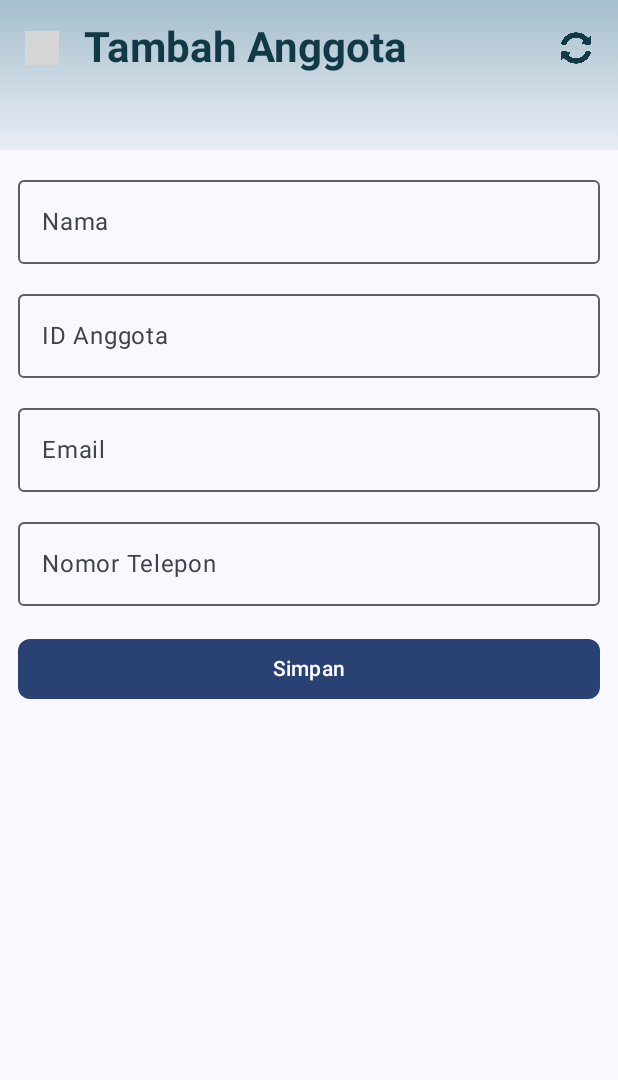
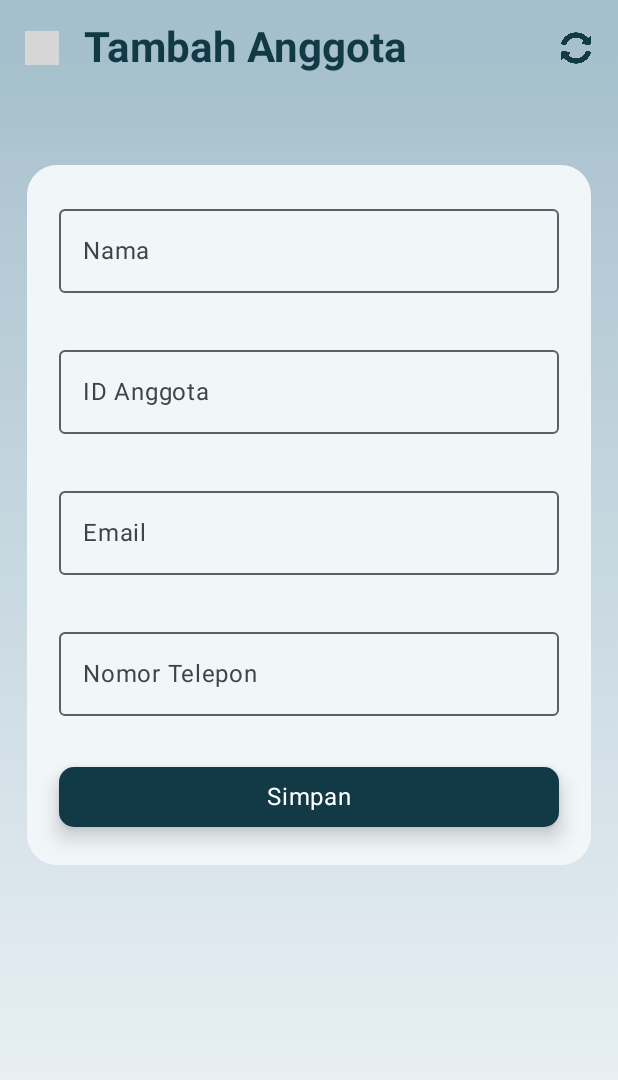
Before and after one commit to iffa28/A11_092, an Android app built with Jetpack Compose: the EntryMemberScreen screen opened through its navigation route, on a phone screen of 412 x 824 dp. Shown: the top 1080 px of the screen. Run offline under Robolectric (Android 15) with nearby library versions, the phone set to English and light mode, and no system bars; libraries missing offline, so code that uses them is left out: com.jakewharton.retrofit2; grey boxes are pictures that could not be loaded.

Commit message:
mengubah tampilan insert anggota

```diff
--- a/app/src/main/java/com/example/finalproject092/ui/view/anggotaView/InsertAnggotaView.kt
+++ b/app/src/main/java/com/example/finalproject092/ui/view/anggotaView/InsertAnggotaView.kt
@@ -1,12 +1,17 @@
 package com.example.finalproject092.ui.view.anggotaView
 
+import androidx.compose.foundation.background
 import androidx.compose.foundation.layout.Arrangement
+import androidx.compose.foundation.layout.Box
 import androidx.compose.foundation.layout.Column
+import androidx.compose.foundation.layout.fillMaxSize
 import androidx.compose.foundation.layout.fillMaxWidth
 import androidx.compose.foundation.layout.padding
 import androidx.compose.foundation.rememberScrollState
+import androidx.compose.foundation.shape.RoundedCornerShape
 import androidx.compose.foundation.verticalScroll
 import androidx.compose.material3.Button
+import androidx.compose.material3.ButtonDefaults
 import androidx.compose.material3.ExperimentalMaterial3Api
 import androidx.compose.material3.MaterialTheme
 import androidx.compose.material3.OutlinedTextField
@@ -16,9 +21,12 @@ import androidx.compose.material3.TopAppBarDefaults
 import androidx.compose.runtime.Composable
 import androidx.compose.runtime.rememberCoroutineScope
 import androidx.compose.ui.Modifier
+import androidx.compose.ui.graphics.Brush
 import androidx.compose.ui.input.nestedscroll.nestedScroll
+import androidx.compose.ui.res.colorResource
 import androidx.compose.ui.unit.dp
 import androidx.lifecycle.viewmodel.compose.viewModel
+import com.example.finalproject092.R
 import com.example.finalproject092.ui.topAppBar.CustomTopBar
 import com.example.finalproject092.ui.viewModel.anggotaViewModel.InsertAnggotaViewModel
 import com.example.finalproject092.ui.viewModel.anggotaViewModel.InsertMembersUiEvent
@@ -70,37 +78,52 @@ fun EntryBody(
     onSaveClick: () -> Unit,
     modifier: Modifier = Modifier
 ){
+    Box(
+        modifier = Modifier
+            .fillMaxSize()
+            .background(
+                brush = Brush.verticalGradient(
+                    colors = listOf(
+                        colorResource(id = R.color.main),
+                        colorResource(id = R.color.contain)
+                    )
+                )
+            )
+            .padding(start=8.dp, end=8.dp)
+    ) {
         Column(
             verticalArrangement = Arrangement.spacedBy(18.dp),
-        modifier = modifier.padding(12.dp)
+            modifier = modifier
+                .fillMaxSize()
+                .padding(10.dp)
+                .background(
+                    color = colorResource(id = R.color.contain),
+                    shape = RoundedCornerShape(20.dp)
+                )
+                .padding(16.dp)
         ) {
             FormInput(
                 insertMembersUiEvent = insertMembersUiState.insertMembersUiEvent,
                 onValueChange = onSiswaValueChange,
+                onSaveClick = onSaveClick,
                 modifier = Modifier.fillMaxWidth()
             )
-
-        Button(
-            onClick = onSaveClick,
-            shape = MaterialTheme.shapes.small,
-            modifier = Modifier.fillMaxWidth()
-        ) {
-            Text(text = "Simpan")
         }
-
     }
 }
 
+@OptIn(ExperimentalMaterial3Api::class)
 @Composable
 fun FormInput(
     insertMembersUiEvent: InsertMembersUiEvent,
     modifier: Modifier = Modifier,
     onValueChange: (InsertMembersUiEvent) -> Unit = {},
+    onSaveClick: () -> Unit,
     enabled: Boolean = true
 ) {
     Column(
-        modifier = modifier,
-        verticalArrangement = Arrangement.spacedBy(12.dp)
+        modifier = modifier.padding(5.dp),
+        verticalArrangement = Arrangement.spacedBy(30.dp)
     ) {
         OutlinedTextField(
             value = insertMembersUiEvent.nama,
@@ -108,7 +131,7 @@ fun FormInput(
             label = { Text(text = "Nama") },
             modifier = Modifier.fillMaxWidth(),
             enabled = enabled,
-            singleLine = true
+            singleLine = true,
         )
         OutlinedTextField(
             value = insertMembersUiEvent.idAnggota,
@@ -135,5 +158,20 @@ fun FormInput(
             enabled = enabled,
             singleLine = true
         )
+
+        Button(
+            onClick = onSaveClick,
+            shape = RoundedCornerShape(10.dp),
+            modifier = Modifier.fillMaxWidth(),
+            colors = ButtonDefaults.buttonColors(
+                containerColor = colorResource(id = R.color.HomeTil),
+                contentColor = colorResource(id = R.color.white)
+            ),
+            elevation = ButtonDefaults.elevatedButtonElevation(
+                defaultElevation = 8.dp
+            )
+        ) {
+            Text(text = "Simpan", style = MaterialTheme.typography.bodyLarge)
         }
     }
+}
```
Lines whose indentation alone changed are shown as unchanged.
